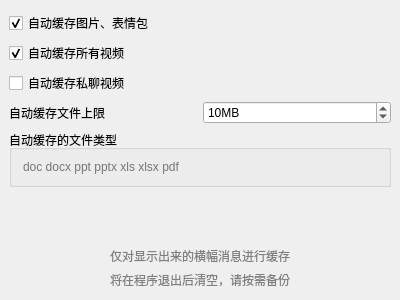
The window that widgets/settings/filewidget.ui (iwxyi/CatlikeQQ) describes before a commit, drawn with Qt 5.
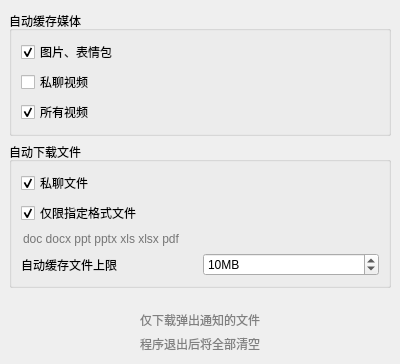
The same window after the commit.

Commit message: 新增自动下载私聊文件

Patch:
```diff
--- a/widgets/settings/filewidget.ui
+++ b/widgets/settings/filewidget.ui
@@ -7,7 +7,7 @@
     <x>0</x>
     <y>0</y>
     <width>400</width>
-    <height>300</height>
+    <height>364</height>
    </rect>
   </property>
   <property name="windowTitle">
@@ -21,6 +21,18 @@
     <number>9</number>
    </property>
    <item>
+    <widget class="QGroupBox" name="groupBox_2">
+     <property name="minimumSize">
+      <size>
+       <width>0</width>
+       <height>0</height>
+      </size>
+     </property>
+     <property name="title">
+      <string>自动缓存媒体</string>
+     </property>
+     <layout class="QVBoxLayout" name="verticalLayout_3">
+      <item>
     <widget class="QCheckBox" name="autoCacheImageCheck">
      <property name="enabled">
       <bool>true</bool>
@@ -29,17 +41,7 @@
       <string>如果不缓存，将无法显示图片，使用“[图片]”来代替</string>
      </property>
      <property name="text">
-      <string>自动缓存图片、表情包</string>
-     </property>
-     <property name="checked">
-      <bool>true</bool>
-     </property>
-    </widget>
-   </item>
-   <item>
-    <widget class="QCheckBox" name="autoCacheSmallVideoCheck">
-     <property name="text">
-      <string>自动缓存所有视频</string>
+         <string>图片、表情包</string>
      </property>
      <property name="checked">
       <bool>true</bool>
@@ -49,7 +51,76 @@
    <item>
     <widget class="QCheckBox" name="autoCachePrivateVideoCheck">
      <property name="text">
-      <string>自动缓存私聊视频</string>
+         <string>私聊视频</string>
+        </property>
+       </widget>
+      </item>
+      <item>
+       <widget class="QCheckBox" name="autoCacheSmallVideoCheck">
+        <property name="toolTip">
+         <string>将会下载所有发过来的视频（包括私聊视频）</string>
+        </property>
+        <property name="text">
+         <string>所有视频</string>
+        </property>
+        <property name="checked">
+         <bool>true</bool>
+        </property>
+       </widget>
+      </item>
+     </layout>
+    </widget>
+   </item>
+   <item>
+    <widget class="QGroupBox" name="groupBox">
+     <property name="minimumSize">
+      <size>
+       <width>0</width>
+       <height>0</height>
+      </size>
+     </property>
+     <property name="title">
+      <string>自动下载文件</string>
+     </property>
+     <layout class="QVBoxLayout" name="verticalLayout_2">
+      <item>
+       <widget class="QCheckBox" name="autoCachePrivateFileCheck">
+        <property name="text">
+         <string>私聊文件</string>
+        </property>
+        <property name="checked">
+         <bool>true</bool>
+        </property>
+       </widget>
+      </item>
+      <item>
+       <widget class="QCheckBox" name="autoCachePrivateFileTypeCheck">
+        <property name="text">
+         <string>仅限指定格式文件</string>
+        </property>
+        <property name="checked">
+         <bool>true</bool>
+        </property>
+       </widget>
+      </item>
+      <item>
+       <widget class="QLineEdit" name="autoCachePrivateFileTypesEdit">
+        <property name="toolTip">
+         <string>需要自动缓存的文件后缀名
+多个后缀名之间使用空格隔开</string>
+        </property>
+        <property name="styleSheet">
+         <string notr="true">QLineEdit
+{
+	background: transparent;
+	border: none;
+}</string>
+        </property>
+        <property name="frame">
+         <bool>true</bool>
+        </property>
+        <property name="placeholderText">
+         <string>doc docx ppt pptx xls xlsx pdf</string>
      </property>
     </widget>
    </item>
@@ -75,7 +146,7 @@
         <string>MB</string>
        </property>
        <property name="minimum">
-        <number>1</number>
+           <number>0</number>
        </property>
        <property name="maximum">
         <number>1048576</number>
@@ -90,39 +161,6 @@
      </item>
     </layout>
    </item>
-   <item>
-    <widget class="QGroupBox" name="groupBox">
-     <property name="minimumSize">
-      <size>
-       <width>0</width>
-       <height>0</height>
-      </size>
-     </property>
-     <property name="title">
-      <string>自动缓存的文件类型</string>
-     </property>
-     <layout class="QHBoxLayout" name="horizontalLayout">
-      <item>
-       <widget class="QLineEdit" name="autoCachePrivateFileTypesEdit">
-        <property name="toolTip">
-         <string>需要自动缓存的文件后缀名
-多个后缀名之间使用空格隔开</string>
-        </property>
-        <property name="styleSheet">
-         <string notr="true">QLineEdit
-{
-	background: transparent;
-	border: none;
-}</string>
-        </property>
-        <property name="frame">
-         <bool>true</bool>
-        </property>
-        <property name="placeholderText">
-         <string>doc docx ppt pptx xls xlsx pdf</string>
-        </property>
-       </widget>
-      </item>
      </layout>
     </widget>
    </item>
@@ -145,7 +183,7 @@
       <string notr="true">color: gray;</string>
      </property>
      <property name="text">
-      <string>仅对显示出来的横幅消息进行缓存</string>
+      <string>仅下载弹出通知的文件</string>
      </property>
      <property name="alignment">
       <set>Qt::AlignCenter</set>
@@ -158,7 +196,7 @@
       <string notr="true">color: gray;</string>
      </property>
      <property name="text">
-      <string>将在程序退出后清空，请按需备份</string>
+      <string>程序退出后将全部清空</string>
      </property>
      <property name="alignment">
       <set>Qt::AlignCenter</set>
```
Left out of the diff: 3 changed lines with no effect on the pictures. Lines whose indentation alone changed are shown as unchanged. The commit also changes 13 other files.
